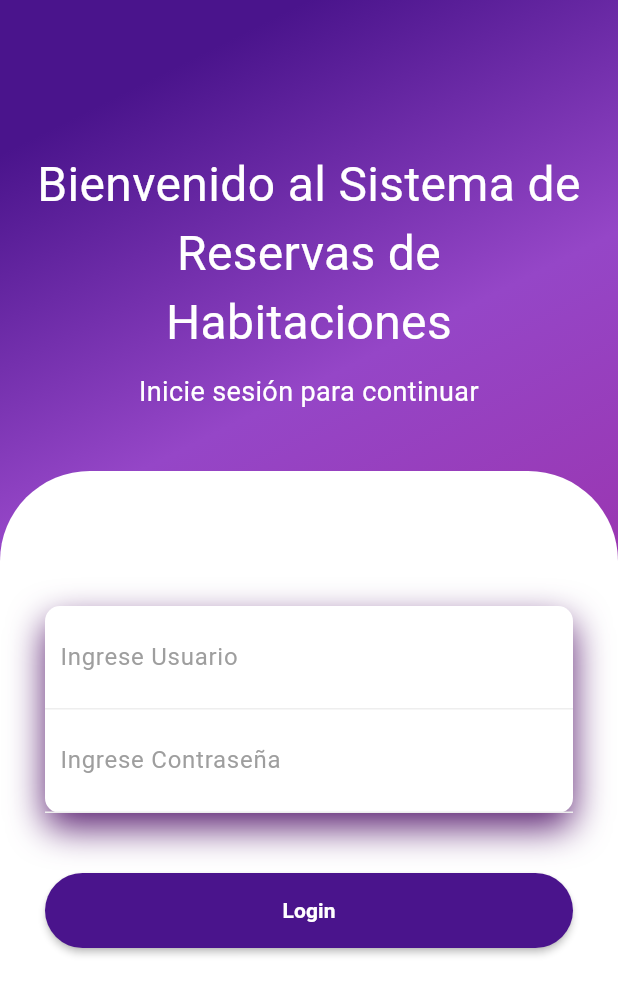
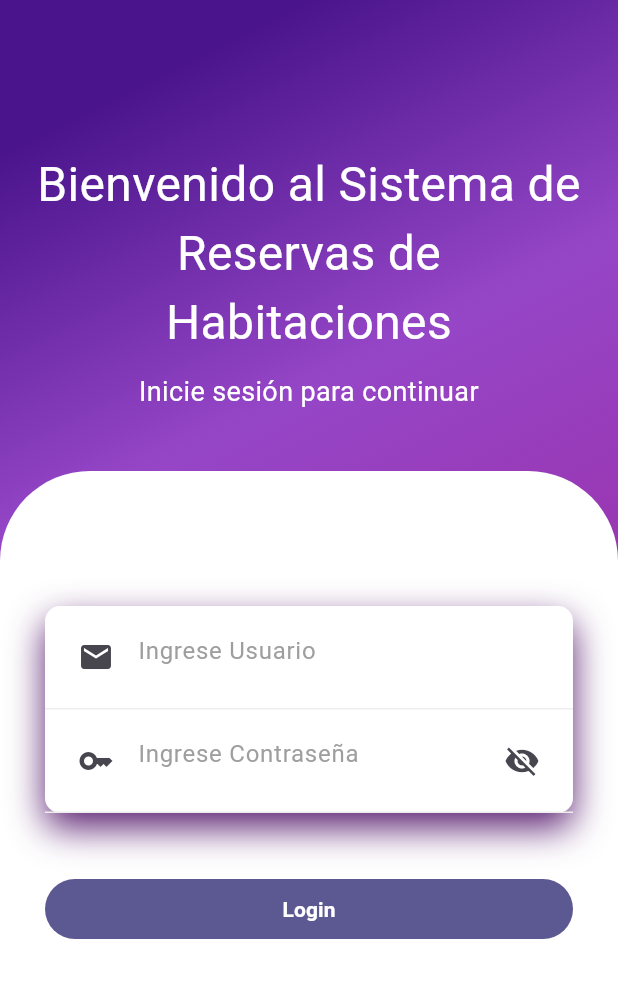
Before and after one commit to DazaTovarJ/bookings_mobile, a Flutter app: the screen it shows after launch, on a phone screen of 412 x 824 dp. Shown: the top 995 px of the screen. Run offline on Flutter 3.47's test engine with Material 2 defaults, Android fonts, the phone set to English and light mode, and no system bars; our stand-ins replace animate_do, flutter_bloc, shared_preferences.

Commit message:
refactor(ui): Visual enhancements for login form and main layout

```diff
--- a/lib/features/auth/pages/login_page.dart
+++ b/lib/features/auth/pages/login_page.dart
@@ -14,9 +14,13 @@ class LoginPage extends StatefulWidget {
 }
 
 class _LoginPageState extends State<LoginPage> {
+  bool _isLoading = false;
+  bool obscurePass = true;
+
   final AuthenticationService _authService = AuthenticationService();
   final TextEditingController _emailController = TextEditingController();
   final TextEditingController _passwordController = TextEditingController();
+  final _formKey = GlobalKey<FormState>();
 
   @override
   Widget build(BuildContext context) {
@@ -82,6 +86,8 @@ class _LoginPageState extends State<LoginPage> {
                         ),
                         child: Padding(
                           padding: const EdgeInsets.all(30),
+                          child: Form(
+                            key: _formKey,
                             child: Column(
                               children: <Widget>[
                                 const SizedBox(height: 60),
@@ -110,15 +116,30 @@ class _LoginPageState extends State<LoginPage> {
                                               ),
                                             ),
                                           ),
-                                        child: TextField(
+                                          child: TextFormField(
                                             controller: _emailController,
-                                          decoration: const InputDecoration(
+                                            keyboardType:
+                                                TextInputType.emailAddress,
+                                            decoration: InputDecoration(
                                               hintText: "Ingrese Usuario",
-                                            hintStyle: TextStyle(
+                                              hintStyle: const TextStyle(
                                                 color: Colors.grey,
                                               ),
                                               border: InputBorder.none,
+                                              prefixIcon: Icon(
+                                                Icons.email,
+                                                color: Theme.of(context)
+                                                    .colorScheme
+                                                    .onSurfaceVariant,
                                               ),
+                                            ),
+                                            validator: (value) {
+                                              if (value == null ||
+                                                  value.isEmpty) {
+                                                return 'Ingrese un usuario';
+                                              }
+                                              return null;
+                                            },
                                           ),
                                         ),
                                         Container(
@@ -130,16 +151,44 @@ class _LoginPageState extends State<LoginPage> {
                                               ),
                                             ),
                                           ),
-                                        child: TextField(
+                                          child: TextFormField(
                                             controller: _passwordController,
-                                          obscureText: true,
-                                          decoration: const InputDecoration(
+                                            obscureText: obscurePass,
+                                            decoration: InputDecoration(
                                               hintText: "Ingrese Contraseña",
-                                            hintStyle: TextStyle(
+                                              hintStyle: const TextStyle(
                                                 color: Colors.grey,
                                               ),
                                               border: InputBorder.none,
+                                              prefixIcon: Icon(
+                                                Icons.key,
+                                                color: Theme.of(context)
+                                                    .colorScheme
+                                                    .onSurfaceVariant,
                                               ),
+                                              suffixIcon: IconButton(
+                                                onPressed: () {
+                                                  setState(() {
+                                                    obscurePass = !obscurePass;
+                                                  });
+                                                },
+                                                icon: Icon(
+                                                  !obscurePass
+                                                      ? Icons.visibility
+                                                      : Icons.visibility_off,
+                                                  color: Theme.of(context)
+                                                      .colorScheme
+                                                      .onSurfaceVariant,
+                                                ),
+                                              ),
+                                            ),
+                                            validator: (value) {
+                                              if (value == null ||
+                                                  value.isEmpty) {
+                                                return 'Ingrese una contraseña';
+                                              }
+                                              return null;
+                                            },
                                           ),
                                         ),
                                       ],
@@ -149,20 +198,26 @@ class _LoginPageState extends State<LoginPage> {
                                 const SizedBox(height: 40),
                                 FadeInUp(
                                   duration: const Duration(milliseconds: 1600),
-                                child: MaterialButton(
-                                  onPressed: () {
-                                    _login();
+                                  child: FilledButton(
+                                    onPressed: _isLoading
+                                        ? null
+                                        : () {
+                                            if (_formKey.currentState!
+                                                .validate()) {
+                                              setState(() {
+                                                _isLoading = true;
+                                              });
+                                              _login().then((value) {
+                                                setState(() {
+                                                  _isLoading = false;
+                                                });
+                                              });
+                                            }
                                           },
-                                  height: 50,
-                                  color: Colors.purple[900],
-                                  shape: RoundedRectangleBorder(
-                                    borderRadius: BorderRadius.circular(50),
-                                  ),
                                     child: const Center(
                                       child: Text(
                                         "Login",
                                         style: TextStyle(
-                                        color: Colors.white,
                                           fontWeight: FontWeight.bold,
                                         ),
                                       ),
@@ -170,6 +225,7 @@ class _LoginPageState extends State<LoginPage> {
                                   ),
                                 ),
                               ],
+                            ),
                           ),
                         ),
                       ),
@@ -182,6 +238,13 @@ class _LoginPageState extends State<LoginPage> {
         },
       ),
     );
+  }
+
+  @override
+  void dispose() {
+    _emailController.dispose();
+    _passwordController.dispose();
+    super.dispose();
   }
 
   Future<void> _login() async {
--- a/lib/shared/main_layout.dart
+++ b/lib/shared/main_layout.dart
@@ -44,7 +44,6 @@ class _MainLayoutState extends State<MainLayout> {
           return Scaffold(
             appBar: AppBar(
               title: const Text('Sistema de Reservas de Habitaciones'),
-              automaticallyImplyLeading: false,
               actions: [
                 PopupMenuButton(
                   icon: const Icon(Icons.account_circle),
```
Lines whose indentation alone changed are shown as unchanged.
